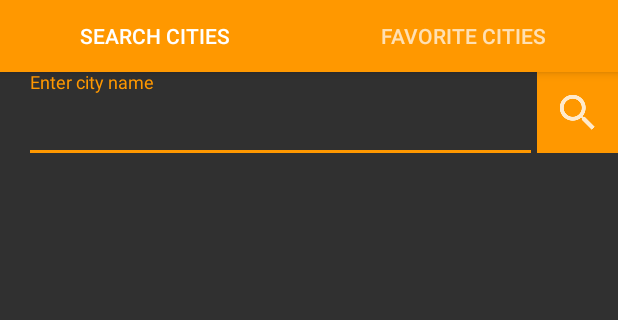
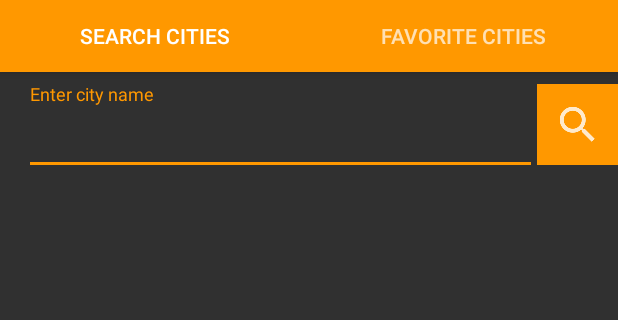
Before and after one commit to khotiun/Weather, an Android app: the screen it shows after launch (MainActivity), on a phone screen of 412 x 824 dp, the part 84-404 px from its top. Run offline under Robolectric (Android 15) with nearby library versions, the phone set to English and light mode, and no system bars; our stand-ins replace Picasso; pictures from the network do not load.

Commit message:
Fixed FAB pressed .

```diff
--- a/app/src/main/res/layout/fragment_search_city.xml
+++ b/app/src/main/res/layout/fragment_search_city.xml
@@ -11,6 +11,7 @@
         android:layout_width="54dp"
         android:layout_height="54dp"
         android:layout_alignParentRight="true"
+        android:layout_marginTop="@dimen/standart_margin"
         android:background="@color/accent"
         android:src="@drawable/ic_search"/>
 
@@ -19,6 +20,7 @@
         android:layout_width="match_parent"
         android:layout_height="wrap_content"
         android:layout_toLeftOf="@id/city_ibtn_search_city"
+        android:layout_marginTop="@dimen/standart_margin"
         android:paddingLeft="@dimen/activity_horizontal_margin">
 
         <EditText
@@ -67,6 +69,7 @@
             android:layout_height="wrap_content"
             android:layout_gravity="bottom|end"
             android:layout_margin="@dimen/fab_margin"
+            android:layout_marginBottom="@dimen/standart_margin"
             android:src="@drawable/ic_star_border_white"/>
 
     </android.support.design.widget.CoordinatorLayout>
--- a/app/src/main/res/values/dimens.xml
+++ b/app/src/main/res/values/dimens.xml
@@ -7,4 +7,5 @@
     <dimen name="divider_height">1dp</dimen>
     <dimen name="fab_margin">16dp</dimen>
     <dimen name="card_padding">4dp</dimen>
+    <dimen name="standart_margin">8dp</dimen>
 </resources>
--- a/app/src/main/res/values/strings.xml
+++ b/app/src/main/res/values/strings.xml
@@ -3,6 +3,8 @@
     <string name="city_cearch">search cities</string>
     <string name="favorite_city">Favorite cities</string>
     <string name="enter_name_of_city">Enter city name</string>
-    <string name="temp_max">max</string>
-    <string name="temp_min">min</string>
+    <string name="temp_max">Max:</string>
+    <string name="temp_min">Min:</string>
+    <string name="Incorrect_city_name">Incorrect city name</string>
+    <string name="this_city_is_already_added_to_favorites">this city is already added to favorites</string>
 </resources>
```
Also changed, not shown: app/src/main/java/com/khotiun/android/weather/fragment/SearchCityFragment.java (+30 -8 lines), app/src/main/res/layout/item_weather.xml (+3 -4 lines).
